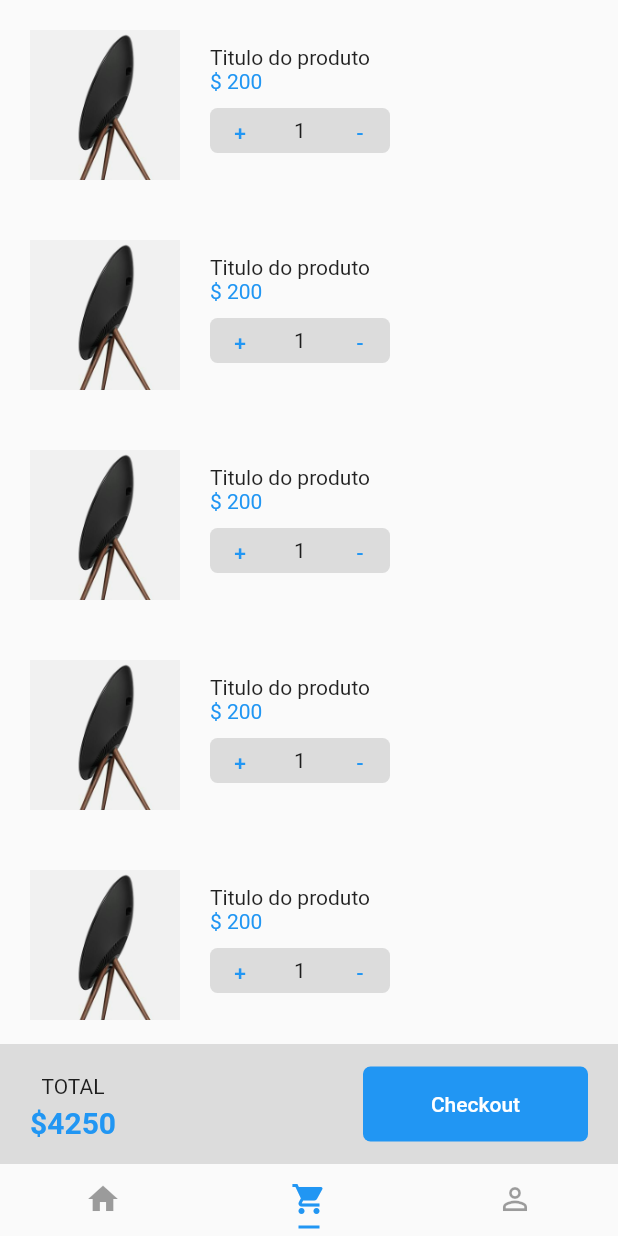
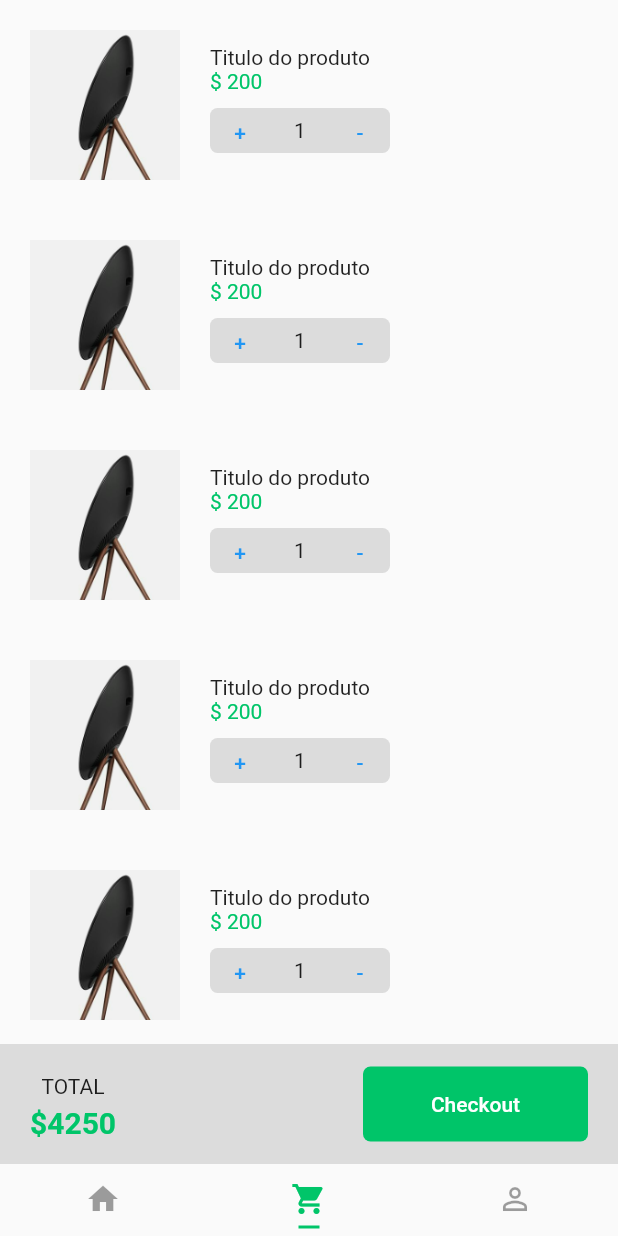
Before and after one commit to thiago-miranda/Flutter-Layout, a Flutter app: the screen it shows after launch, item 2 of the bottom bar chosen, after a tap on "Checkout", on a phone screen of 412 x 824 dp. Run offline on Flutter 3.47's test engine with Material 2 defaults, Android fonts, the phone set to English and light mode, and no system bars.

Commit message:
lighttheme

```diff
--- a/lib/main.dart
+++ b/lib/main.dart
@@ -1,5 +1,6 @@
 import 'package:flutter/material.dart';
 import 'package:flutter_layout/pages/tabs.page.dart';
+import 'package:flutter_layout/themes/light.theme.dart';
 
 void main() {
   runApp(const MyApp());
@@ -13,9 +14,7 @@ class MyApp extends StatelessWidget {
     return MaterialApp(
       title: 'Flutter Demo',
       debugShowCheckedModeBanner: false,
-      theme: ThemeData(
-        primarySwatch: Colors.blue,
-      ),
+      theme: lightTheme(),
       home: const DefaultTabController(
         length: 3,
         child: TabsPage(),
--- a/lib/pages/cart.page.dart
+++ b/lib/pages/cart.page.dart
@@ -11,7 +11,7 @@ class CartPage extends StatelessWidget {
         children: [
           Expanded(
             child: Container(
-              child: productList(),
+              child: productList(context),
             ),
           ),
           Container(
@@ -24,13 +24,13 @@ class CartPage extends StatelessWidget {
                   padding: const EdgeInsets.only(left: 20, top: 20),
                   child: Column(
                     mainAxisAlignment: MainAxisAlignment.start,
-                    children: const [
-                      Text("TOTAL"),
-                      SizedBox(height: 5),
+                    children: [
+                      const Text("TOTAL"),
+                      const SizedBox(height: 5),
                       Text(
                         "\$4250",
                         style: TextStyle(
-                          color: Colors.blue,
+                          color: Theme.of(context).primaryColor,
                           fontWeight: FontWeight.bold,
                           fontSize: 20,
                         ),
@@ -41,21 +41,21 @@ class CartPage extends StatelessWidget {
                 Container(
                   height: 50,
                   width: 150,
-                  decoration: const BoxDecoration(
-                    color: Colors.blue,
-                    borderRadius: BorderRadius.all(
+                  decoration: BoxDecoration(
+                    color: Theme.of(context).primaryColor,
+                    borderRadius: const BorderRadius.all(
                       Radius.circular(5),
                     ),
                   ),
                   margin: const EdgeInsets.only(right: 20.0),
                   child: TextButton(
-                    onPressed: () => {},
-                      child: const Text(
-                    "Checkout",
-                    style: TextStyle(
-                      color: Colors.white,
-                    ),
-                  )),
+                      onPressed: () => {},
+                      child: Text(
+                        "Checkout",
+                        style: TextStyle(
+                          color: Theme.of(context).colorScheme.secondary,
+                        ),
+                      )),
                 ),
               ],
             ),
@@ -66,14 +66,14 @@ class CartPage extends StatelessWidget {
   }
 }
 
-Widget productList() {
+Widget productList(BuildContext context) {
   return ListView(
     children: [
-      productItem(),
-      productItem(),
-      productItem(),
-      productItem(),
-      productItem(),
+      productItem(context),
+      productItem(context),
+      productItem(context),
+      productItem(context),
+      productItem(context),
       // productItem(context, "BeoPlay Speaker", "755", "assets/product-1.png"),
       // productItem(context, "Leather Wristwach", "450", "assets/product-2.png"),
       // productItem(
@@ -86,7 +86,7 @@ Widget productList() {
   );
 }
 
-Widget productItem() {
+Widget productItem(context) {
   return Container(
     margin: const EdgeInsets.all(5),
     child: Row(
@@ -110,9 +110,11 @@ Widget productItem() {
                 crossAxisAlignment: CrossAxisAlignment.start,
                 children: [
                   const Text("Titulo do produto"),
-                  const Text(
+                  Text(
                     "\$ 200",
-                    style: TextStyle(color: Colors.blue),
+                    style: TextStyle(
+                      color: Theme.of(context).primaryColor,
+                    ),
                   ),
                   const SizedBox(height: 10),
                   Container(
--- a/lib/pages/home.page.dart
+++ b/lib/pages/home.page.dart
@@ -19,9 +19,9 @@ class HomePage extends StatelessWidget {
               const SizedBox(height: 60),
               const SearchBox(),
               const SizedBox(height: 30),
-              const Text(
+              Text(
                 "Categories",
-                style: TextStyle(fontSize: 30),
+                style: Theme.of(context).textTheme.headline5,
               ),
               const SizedBox(height: 10),
               const SizedBox(
@@ -32,9 +32,9 @@ class HomePage extends StatelessWidget {
               Row(
                 mainAxisAlignment: MainAxisAlignment.spaceBetween,
                 children: [
-                  const Text(
+                   Text(
                     "Best Selling",
-                    style: TextStyle(fontSize: 30),
+                    style: Theme.of(context).textTheme.headline5,
                   ),
                   TextButton(
                     onPressed: () {},
--- a/lib/pages/tabs.page.dart
+++ b/lib/pages/tabs.page.dart
@@ -8,8 +8,8 @@ class TabsPage extends StatelessWidget {
 
   @override
   Widget build(BuildContext context) {
-    return const Scaffold(
-      body: TabBarView(
+    return  Scaffold(
+      body: const TabBarView(
         children: [
           HomePage(),
           CartPage(),
@@ -17,7 +17,7 @@ class TabsPage extends StatelessWidget {
         ],
       ),
       bottomNavigationBar: TabBar(
-        tabs: [
+        tabs: const [
           Tab(
             icon: Icon(Icons.home),
           ),
@@ -28,11 +28,11 @@ class TabsPage extends StatelessWidget {
             icon: Icon(Icons.perm_identity),
           ),
         ],
-        labelColor: Colors.blue,
+        labelColor: Theme.of(context).primaryColor,
         unselectedLabelColor: Colors.black38,
         indicatorSize: TabBarIndicatorSize.label,
-        indicatorPadding: EdgeInsets.all(5),
-        indicatorColor: Colors.blue,
+        indicatorPadding: const EdgeInsets.all(5),
+        indicatorColor: Theme.of(context).primaryColor,
       ),
     );
   }
--- /dev/null
+++ b/lib/themes/light.theme.dart
@@ -0,0 +1,47 @@
+import 'package:flutter/material.dart';
+
+const brightness = Brightness.light;
+const primaryColor = Color(0xFF00C569);
+const lightColor = Color(0xFFFFFFFF);
+const backgroundColor = Color(0xFFF5F5F5);
+
+ThemeData lightTheme() {
+  return ThemeData(
+    // primarySwatch: primaryColor,
+    brightness: brightness,
+    // textTheme: new TextTheme(
+    // body1: new TextStyle(color: Colors.red),
+    // display4: new TextStyle(fontSize: 78),
+    // button: new TextStyle(color: Colors.green),
+    // headline: new TextStyle(color: Colors.deepPurple)
+    // ),
+    // tabBarTheme:
+    // accentIconTheme:
+    // accentTextTheme:
+    // appBarTheme:
+    // bottomAppBarTheme:
+    // buttonTheme: new ButtonThemeData(
+    //   buttonColor: Colors.orange,
+    //   textTheme: ButtonTextTheme.primary,
+    // ),
+    // cardTheme: CardTheme(
+    //   elevation: 5,
+    //   color: Colors.indigo,
+    // ),
+    // chipTheme:
+    // dialogTheme:
+    // floatingActionButtonTheme:
+    // iconTheme:
+    // inputDecorationTheme:
+    // pageTransitionsTheme:
+    // primaryIconTheme:
+    // primaryTextTheme:
+    // sliderTheme:
+    primaryColor: primaryColor,
+    colorScheme: ColorScheme.fromSwatch().copyWith(secondary: Colors.white),
+    // fontFamily: 'Montserrat',
+    // buttonColor: Color(0xFF00C569),
+    // // scaffoldBackgroundColor: backgroundColor,
+    // cardColor: Colors.white,
+  );
+}
```
